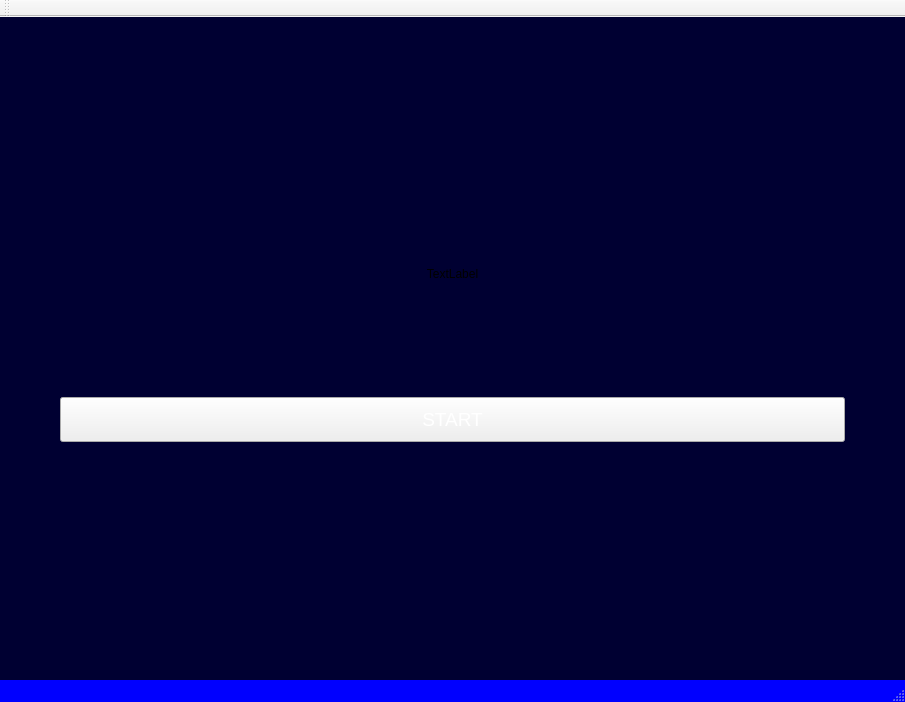
Qt form mainwindow.ui (clickYgg/loadsofmoney_master) before a commit.
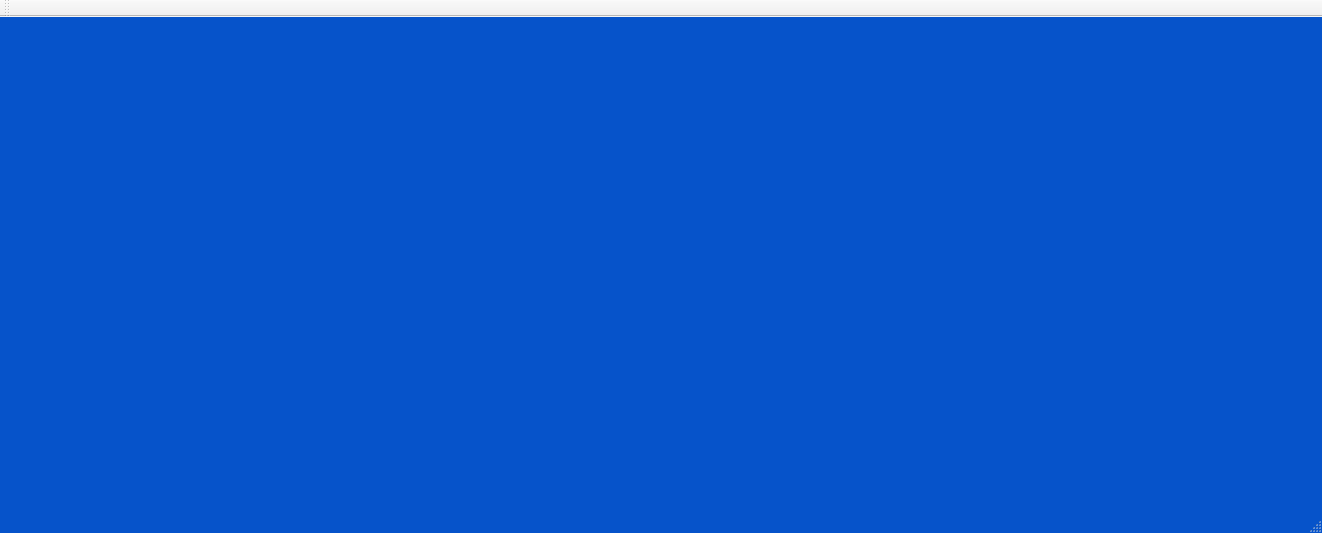
The same form after that commit. The open tabs and pages were chosen to show the change. Icons and pictures are not drawn. Custom widgets are drawn as their Qt base class.

What changed in the file:
```diff
--- a/mainwindow.ui
+++ b/mainwindow.ui
@@ -9,8 +9,8 @@
    <rect>
     <x>0</x>
     <y>0</y>
-    <width>905</width>
-    <height>702</height>
+    <width>1322</width>
+    <height>533</height>
    </rect>
   </property>
   <property name="sizePolicy">
@@ -25,27 +25,27 @@
      <colorrole role="Button">
       <brush brushstyle="SolidPattern">
        <color alpha="255">
-        <red>0</red>
-        <green>0</green>
-        <blue>255</blue>
+        <red>6</red>
+        <green>83</green>
+        <blue>202</blue>
        </color>
       </brush>
      </colorrole>
      <colorrole role="Base">
       <brush brushstyle="SolidPattern">
        <color alpha="255">
-        <red>0</red>
-        <green>0</green>
-        <blue>255</blue>
+        <red>6</red>
+        <green>83</green>
+        <blue>202</blue>
        </color>
       </brush>
      </colorrole>
      <colorrole role="Window">
       <brush brushstyle="SolidPattern">
        <color alpha="255">
-        <red>0</red>
-        <green>0</green>
-        <blue>255</blue>
+        <red>6</red>
+        <green>83</green>
+        <blue>202</blue>
        </color>
       </brush>
      </colorrole>
@@ -54,27 +54,27 @@
      <colorrole role="Button">
       <brush brushstyle="SolidPattern">
        <color alpha="255">
-        <red>0</red>
-        <green>0</green>
-        <blue>255</blue>
+        <red>6</red>
+        <green>83</green>
+        <blue>202</blue>
        </color>
       </brush>
      </colorrole>
      <colorrole role="Base">
       <brush brushstyle="SolidPattern">
        <color alpha="255">
-        <red>0</red>
-        <green>0</green>
-        <blue>255</blue>
+        <red>6</red>
+        <green>83</green>
+        <blue>202</blue>
        </color>
       </brush>
      </colorrole>
      <colorrole role="Window">
       <brush brushstyle="SolidPattern">
        <color alpha="255">
-        <red>0</red>
-        <green>0</green>
-        <blue>255</blue>
+        <red>6</red>
+        <green>83</green>
+        <blue>202</blue>
        </color>
       </brush>
      </colorrole>
@@ -83,27 +83,27 @@
      <colorrole role="Button">
       <brush brushstyle="SolidPattern">
        <color alpha="255">
-        <red>0</red>
-        <green>0</green>
-        <blue>255</blue>
+        <red>6</red>
+        <green>83</green>
+        <blue>202</blue>
        </color>
       </brush>
      </colorrole>
      <colorrole role="Base">
       <brush brushstyle="SolidPattern">
        <color alpha="255">
-        <red>0</red>
-        <green>0</green>
-        <blue>255</blue>
+        <red>6</red>
+        <green>83</green>
+        <blue>202</blue>
        </color>
       </brush>
      </colorrole>
      <colorrole role="Window">
       <brush brushstyle="SolidPattern">
        <color alpha="255">
-        <red>0</red>
-        <green>0</green>
-        <blue>255</blue>
+        <red>6</red>
+        <green>83</green>
+        <blue>202</blue>
        </color>
       </brush>
      </colorrole>
@@ -113,6 +113,8 @@
   <property name="font">
    <font>
     <family>Arial</family>
+    <weight>50</weight>
+    <bold>false</bold>
    </font>
   </property>
   <property name="windowTitle">
@@ -130,6 +132,12 @@
 	color : white; 
 }
 
+QWidget#quitButton {
+	border-image: url(:/images/quit.png);
+	border-width: 0px;
+	padding: 10px 15px 10px 15px;
+}
+
 QLabel {
        anchors.centerIn: parent
        text: &quot;Top or left&quot;
@@ -138,6 +146,10 @@
        anchors.margins: 20
 }
 
+MoneyCounter#moneycounter {
+	border-image: url(:/images/moneytree.png);
+	border-width: 0px;
+}
 
 QuestionView {
        anchors.centerIn: parent
@@ -147,17 +159,22 @@
        anchors.margins: 20
 }
 
-QWidget#centralWidget {
-    background-image: url(:/images/icon.png) no-repeat center center stretch;
-	background-repeat: no-repeat;
-	background-position: center;
+QWidget#start {
+	border-image: url(:/images/main_background.png);
+	border-width: 0px;
 	background-color: rgb(0, 0, 50);
 }
 
+QWidget#game {
+	border-image: url(:/images/game_background.png)0 0 0 0 fixed strtech;
+	border-width: 0px;
+	background-color: rgb(6, 83, 202);
+}
+
 QMainWindow {
 	background-repeat: no-repeat;
 	background-position: center;
-	background-color: blue;
+	background-color: rgb(6, 83, 202);
 }
 
 QWidget {
@@ -208,11 +225,36 @@
 	background-color: blue;
 }</string>
    </property>
-   <layout class="QVBoxLayout" name="verticalLayout">
+   <layout class="QHBoxLayout" name="horizontalLayout">
     <property name="sizeConstraint">
      <enum>QLayout::SetMaximumSize</enum>
     </property>
     <property name="leftMargin">
+     <number>0</number>
+    </property>
+    <property name="topMargin">
+     <number>0</number>
+    </property>
+    <property name="rightMargin">
+     <number>0</number>
+    </property>
+    <property name="bottomMargin">
+     <number>0</number>
+    </property>
+    <item>
+     <widget class="QStackedWidget" name="stackedWidget">
+      <property name="sizePolicy">
+       <sizepolicy hsizetype="Expanding" vsizetype="Preferred">
+        <horstretch>0</horstretch>
+        <verstretch>0</verstretch>
+       </sizepolicy>
+      </property>
+      <property name="currentIndex">
+       <number>0</number>
+      </property>
+      <widget class="QWidget" name="start">
+       <layout class="QVBoxLayout" name="verticalLayout_2">
+        <property name="leftMargin">
      <number>60</number>
     </property>
     <property name="topMargin">
@@ -229,13 +271,10 @@
       <property name="orientation">
        <enum>Qt::Vertical</enum>
       </property>
-      <property name="sizeType">
-       <enum>QSizePolicy::Expanding</enum>
-      </property>
       <property name="sizeHint" stdset="0">
        <size>
-        <width>5</width>
-        <height>240</height>
+            <width>20</width>
+            <height>40</height>
        </size>
       </property>
      </spacer>
@@ -243,7 +282,7 @@
     <item>
      <widget class="QLabel" name="endMsg">
       <property name="text">
-       <string>TextLabel</string>
+           <string/>
       </property>
       <property name="alignment">
        <set>Qt::AlignCenter</set>
@@ -256,12 +295,12 @@
        <enum>Qt::Vertical</enum>
       </property>
       <property name="sizeType">
-       <enum>QSizePolicy::Preferred</enum>
+           <enum>QSizePolicy::Minimum</enum>
       </property>
       <property name="sizeHint" stdset="0">
        <size>
         <width>40</width>
-        <height>110</height>
+            <height>140</height>
        </size>
       </property>
      </spacer>
@@ -283,6 +322,8 @@
       <property name="font">
        <font>
         <pointsize>14</pointsize>
+            <italic>false</italic>
+            <underline>false</underline>
         <stylestrategy>PreferAntialias</stylestrategy>
        </font>
       </property>
@@ -307,13 +348,67 @@
       <property name="orientation">
        <enum>Qt::Vertical</enum>
       </property>
-      <property name="sizeType">
-       <enum>QSizePolicy::Expanding</enum>
-      </property>
+          <property name="sizeHint" stdset="0">
+           <size>
+            <width>20</width>
+            <height>40</height>
+           </size>
+          </property>
+         </spacer>
+        </item>
+        <item>
+         <layout class="QHBoxLayout" name="horizontalLayout_4">
+          <item alignment="Qt::AlignLeft">
+           <widget class="QPushButton" name="quitButton">
+            <property name="text">
+             <string/>
+            </property>
+           </widget>
+          </item>
+         </layout>
+        </item>
+       </layout>
+      </widget>
+      <widget class="QWidget" name="game">
+       <layout class="QVBoxLayout" name="verticalLayout_3">
+        <property name="leftMargin">
+         <number>20</number>
+        </property>
+        <property name="topMargin">
+         <number>20</number>
+        </property>
+        <property name="rightMargin">
+         <number>20</number>
+        </property>
+        <item>
+         <layout class="QHBoxLayout" name="horizontalLayout_2">
+          <item alignment="Qt::AlignRight">
+           <widget class="MoneyCounter" name="moneycounter" native="true">
+            <property name="sizePolicy">
+             <sizepolicy hsizetype="Maximum" vsizetype="MinimumExpanding">
+              <horstretch>0</horstretch>
+              <verstretch>0</verstretch>
+             </sizepolicy>
+            </property>
+            <property name="maximumSize">
+             <size>
+              <width>16777215</width>
+              <height>16777215</height>
+             </size>
+            </property>
+           </widget>
+          </item>
+         </layout>
+        </item>
+        <item>
+         <spacer name="verticalSpacer_4">
+          <property name="orientation">
+           <enum>Qt::Vertical</enum>
+          </property>
       <property name="sizeHint" stdset="0">
        <size>
-        <width>6</width>
-        <height>20</height>
+            <width>20</width>
+            <height>40</height>
        </size>
       </property>
      </spacer>
@@ -348,6 +443,10 @@
     </item>
    </layout>
   </widget>
+     </widget>
+    </item>
+   </layout>
+  </widget>
   <widget class="QMenuBar" name="menuBar">
    <property name="geometry">
     <rect>
@@ -373,7 +472,12 @@
   <customwidget>
    <class>QuestionView</class>
    <extends>QWidget</extends>
-   <header>questionview.h</header>
+   <header location="global">questionview.h</header>
+  </customwidget>
+  <customwidget>
+   <class>MoneyCounter</class>
+   <extends>QWidget</extends>
+   <header>moneycounter.h</header>
   </customwidget>
  </customwidgets>
  <resources>
```
Left out of the diff: 2 changed lines with no effect on the pictures. Lines whose indentation alone changed are shown as unchanged.
